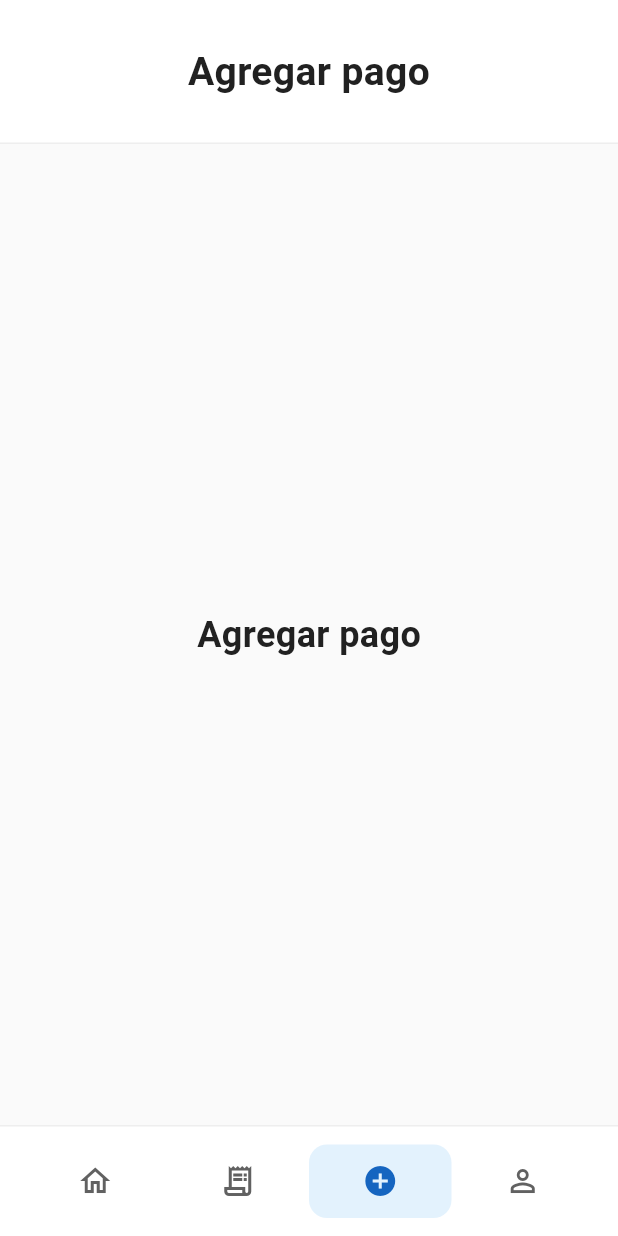
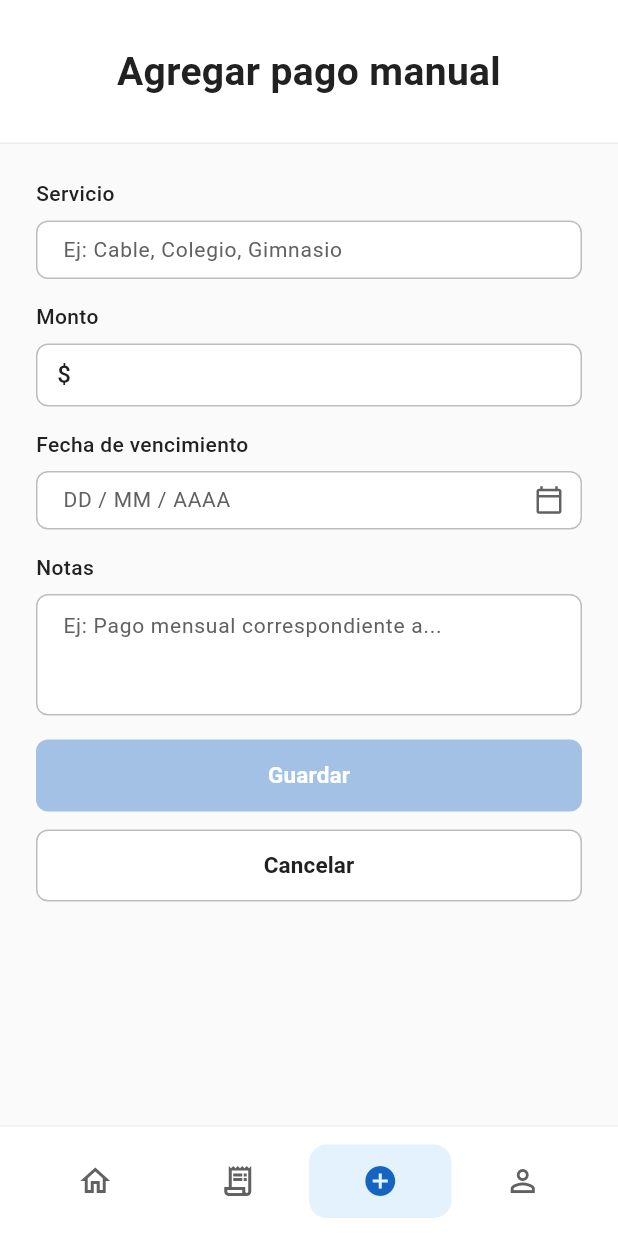
Before and after one commit to jcordobav/alerta-pagos-mobile, a Flutter app: the screen it shows after launch, item 3 of the bottom bar chosen, on a phone screen of 412 x 824 dp. Run offline on Flutter 3.47's test engine with Material 3 defaults, Android fonts, the phone set to English and light mode, and no system bars.

Commit message:
feat: pago manual

```diff
--- a/lib/main.dart
+++ b/lib/main.dart
@@ -1,4 +1,5 @@
 import 'package:flutter/material.dart';
+import 'package:flutter_localizations/flutter_localizations.dart';
 
 import 'screens/main_navigation_page.dart';
 import 'theme/app_colors.dart';
@@ -15,6 +16,9 @@ class AlertaPagosApp extends StatelessWidget {
     return MaterialApp(
       title: 'Alerta Pagos',
       debugShowCheckedModeBanner: false,
+      locale: const Locale('es', 'CO'),
+      supportedLocales: const [Locale('es', 'CO')],
+      localizationsDelegates: GlobalMaterialLocalizations.delegates,
       theme: ThemeData(
         useMaterial3: true,
         scaffoldBackgroundColor: AppColors.surface,
--- /dev/null
+++ b/lib/models/manual_payment.dart
@@ -0,0 +1,33 @@
+class ManualPayment {
+  const ManualPayment({
+    required this.serviceName,
+    required this.amount,
+    required this.dueDate,
+    this.notes,
+  });
+
+  final String serviceName;
+
+  /// Monto en pesos, sin decimales.
+  final int amount;
+  final DateTime dueDate;
+  final String? notes;
+
+  /// Monto con separador de miles, por ejemplo `$48.000`.
+  String get amountLabel {
+    final digits = amount.toString();
+    final buffer = StringBuffer(r'$');
+    for (var i = 0; i < digits.length; i++) {
+      if (i > 0 && (digits.length - i) % 3 == 0) buffer.write('.');
+      buffer.write(digits[i]);
+    }
+    return buffer.toString();
+  }
+}
+
+class SavedManualPayment {
+  const SavedManualPayment({required this.id, required this.payment});
+
+  final String id;
+  final ManualPayment payment;
+}
--- /dev/null
+++ b/lib/screens/add_payment/add_payment_page.dart
@@ -0,0 +1,433 @@
+import 'package:flutter/material.dart';
+import 'package:flutter/services.dart';
+
+import '../../models/manual_payment.dart';
+import '../../services/manual_payment_service.dart';
+import '../../theme/app_colors.dart';
+import '../../theme/app_text_styles.dart';
+import '../../widgets/app_header.dart';
+import 'manual_payment_input_formatters.dart';
+import 'manual_payment_validator.dart';
+
+enum _SaveStatus { idle, saving, error }
+
+class AddPaymentPage extends StatefulWidget {
+  const AddPaymentPage({
+    super.key,
+    required this.manualPaymentService,
+    required this.onCancel,
+    this.clock = DateTime.now,
+  });
+
+  final ManualPaymentService manualPaymentService;
+  final VoidCallback onCancel;
+
+  /// Fecha actual usada para validar el rango de vencimiento.
+  final DateTime Function() clock;
+
+  @override
+  State<AddPaymentPage> createState() => _AddPaymentPageState();
+}
+
+class _AddPaymentPageState extends State<AddPaymentPage> {
+  final _formKey = GlobalKey<FormState>();
+  final _dueDateFieldKey = GlobalKey<FormFieldState<String>>();
+  final _serviceController = TextEditingController();
+  final _amountController = TextEditingController();
+  final _dueDateController = TextEditingController();
+  final _notesController = TextEditingController();
+
+  _SaveStatus _status = _SaveStatus.idle;
+
+  List<TextEditingController> get _controllers => [
+    _serviceController,
+    _amountController,
+    _dueDateController,
+    _notesController,
+  ];
+
+  bool get _isSaving => _status == _SaveStatus.saving;
+
+  bool get _isFormValid =>
+      ManualPaymentValidator.validateService(_serviceController.text) == null &&
+      ManualPaymentValidator.validateAmount(_amountController.text) == null &&
+      _validateDueDate(_dueDateController.text) == null &&
+      ManualPaymentValidator.validateNotes(_notesController.text) == null;
+
+  @override
+  void initState() {
+    super.initState();
+    for (final controller in _controllers) {
+      controller.addListener(_onFormChanged);
+    }
+  }
+
+  @override
+  void dispose() {
+    for (final controller in _controllers) {
+      controller.dispose();
+    }
+    super.dispose();
+  }
+
+  void _onFormChanged() => setState(() {});
+
+  String? _validateDueDate(String? value) =>
+      ManualPaymentValidator.validateDueDate(value, today: widget.clock());
+
+  Future<void> _pickDueDate() async {
+    final now = widget.clock();
+    final firstDate = DateTime(now.year, now.month, now.day);
+    final lastDate = DateTime(
+      firstDate.year + ManualPaymentValidator.maxYearsAhead,
+      firstDate.month,
+      firstDate.day,
+    );
+    final selected = ManualPaymentValidator.parseDate(_dueDateController.text);
+    final initialDate =
+        selected == null ||
+            selected.isBefore(firstDate) ||
+            selected.isAfter(lastDate)
+        ? firstDate
+        : selected;
+
+    final picked = await showDatePicker(
+      context: context,
+      initialDate: initialDate,
+      firstDate: firstDate,
+      lastDate: lastDate,
+      currentDate: firstDate,
+      initialEntryMode: DatePickerEntryMode.calendarOnly,
+      helpText: 'Fecha de vencimiento',
+      cancelText: 'Cancelar',
+      confirmText: 'Aceptar',
+    );
+    if (picked == null || !mounted) return;
+
+    _dueDateController.text = ManualPaymentValidator.formatDate(picked);
+    _dueDateFieldKey.currentState?.validate();
+  }
+
+  Future<void> _save() async {
+    if (!_isFormValid || _isSaving) return;
+    FocusScope.of(context).unfocus();
+    setState(() => _status = _SaveStatus.saving);
+
+    final notes = _notesController.text.trim();
+    final payment = ManualPayment(
+      serviceName: _serviceController.text.trim(),
+      amount: ManualPaymentValidator.parseAmount(_amountController.text)!,
+      dueDate: ManualPaymentValidator.parseDate(_dueDateController.text)!,
+      notes: notes.isEmpty ? null : notes,
+    );
+
+    try {
+      final saved = await widget.manualPaymentService.savePayment(payment);
+      if (!mounted) return;
+      _formKey.currentState?.reset();
+      setState(() => _status = _SaveStatus.idle);
+      ScaffoldMessenger.of(context).showSnackBar(
+        SnackBar(
+          key: const ValueKey('add-payment-success'),
+          behavior: SnackBarBehavior.floating,
+          backgroundColor: AppColors.success,
+          content: Text(
+            'Pago guardado: ${saved.payment.serviceName} '
+            'por ${saved.payment.amountLabel}',
+          ),
+        ),
+      );
+    } on ManualPaymentException {
+      if (!mounted) return;
+      setState(() => _status = _SaveStatus.error);
+    }
+  }
+
+  void _cancel() {
+    _formKey.currentState?.reset();
+    setState(() => _status = _SaveStatus.idle);
+    FocusScope.of(context).unfocus();
+    widget.onCancel();
+  }
+
+  @override
+  Widget build(BuildContext context) {
+    return ColoredBox(
+      color: AppColors.surface,
+      child: Column(
+        children: [
+          const AppHeader(title: 'Agregar pago manual'),
+          Expanded(
+            child: SingleChildScrollView(
+              padding: const EdgeInsets.all(24),
+              child: Form(
+                key: _formKey,
+                child: Column(
+                  crossAxisAlignment: CrossAxisAlignment.stretch,
+                  children: [
+                    _LabeledField(
+                      label: 'Servicio',
+                      child: TextFormField(
+                        key: const ValueKey('add-payment-service'),
+                        controller: _serviceController,
+                        enabled: !_isSaving,
+                        textCapitalization: TextCapitalization.sentences,
+                        textInputAction: TextInputAction.next,
+                        autovalidateMode: AutovalidateMode.onUnfocus,
+                        inputFormatters: [
+                          LengthLimitingTextInputFormatter(
+                            ManualPaymentValidator.serviceMaxLength,
+                          ),
+                        ],
+                        validator: ManualPaymentValidator.validateService,
+                        style: AppTextStyles.infoValue,
+                        decoration: _inputDecoration(
+                          hint: 'Ej: Cable, Colegio, Gimnasio',
+                        ),
+                      ),
+                    ),
+                    const SizedBox(height: 16),
+                    _LabeledField(
+                      label: 'Monto',
+                      child: TextFormField(
+                        key: const ValueKey('add-payment-amount'),
+                        controller: _amountController,
+                        enabled: !_isSaving,
+                        keyboardType: TextInputType.number,
+                        textInputAction: TextInputAction.next,
+                        autovalidateMode: AutovalidateMode.onUnfocus,
+                        inputFormatters: const [
+                          AmountInputFormatter(
+                            maxDigits: ManualPaymentValidator.maxAmountDigits,
+                          ),
+                        ],
+                        validator: ManualPaymentValidator.validateAmount,
+                        style: AppTextStyles.currencyPrefix,
+                        decoration: _inputDecoration(
+                          prefix: const Padding(
+                            padding: EdgeInsets.only(left: 14, right: 8),
+                            child: Text(
+                              r'$',
+                              style: AppTextStyles.currencyPrefix,
+                            ),
+                          ),
+                        ),
+                      ),
+                    ),
+                    const SizedBox(height: 16),
+                    _LabeledField(
+                      label: 'Fecha de vencimiento',
+                      child: KeyedSubtree(
+                        key: const ValueKey('add-payment-due-date'),
+                        child: TextFormField(
+                          key: _dueDateFieldKey,
+                          controller: _dueDateController,
+                          enabled: !_isSaving,
+                          readOnly: true,
+                          showCursor: false,
+                          onTap: _pickDueDate,
+                          autovalidateMode: AutovalidateMode.onUnfocus,
+                          validator: _validateDueDate,
+                          style: AppTextStyles.infoValue,
+                          decoration: _inputDecoration(
+                            hint: 'DD / MM / AAAA',
+                            suffix: const Icon(
+                              Icons.calendar_today_outlined,
+                              size: 20,
+                              color: AppColors.textSecondary,
+                            ),
+                          ),
+                        ),
+                      ),
+                    ),
+                    const SizedBox(height: 16),
+                    _LabeledField(
+                      label: 'Notas',
+                      child: TextFormField(
+                        key: const ValueKey('add-payment-notes'),
+                        controller: _notesController,
+                        enabled: !_isSaving,
+                        minLines: 3,
+                        maxLines: 5,
+                        textCapitalization: TextCapitalization.sentences,
+                        autovalidateMode: AutovalidateMode.onUnfocus,
+                        inputFormatters: [
+                          LengthLimitingTextInputFormatter(
+                            ManualPaymentValidator.notesMaxLength,
+                          ),
+                        ],
+                        validator: ManualPaymentValidator.validateNotes,
+                        style: AppTextStyles.infoValue,
+                        decoration: _inputDecoration(
+                          hint: 'Ej: Pago mensual correspondiente a...',
+                          verticalPadding: 12,
+                        ),
+                      ),
+                    ),
+                    if (_status == _SaveStatus.error) ...[
+                      const SizedBox(height: 16),
+                      const _SaveErrorBanner(),
+                    ],
+                    const SizedBox(height: 16),
+                    _SaveButton(
+                      isSaving: _isSaving,
+                      onPressed: _isFormValid && !_isSaving ? _save : null,
+                    ),
+                    const SizedBox(height: 12),
+                    SizedBox(
+                      height: 48,
+                      child: OutlinedButton(
+                        key: const ValueKey('add-payment-cancel'),
+                        onPressed: _isSaving ? null : _cancel,
+                        style: OutlinedButton.styleFrom(
+                          foregroundColor: AppColors.textPrimary,
+                          backgroundColor: AppColors.card,
+                          side: const BorderSide(color: AppColors.outline),
+                          shape: RoundedRectangleBorder(
+                            borderRadius: BorderRadius.circular(8),
+                          ),
+                        ),
+                        child: const Text(
+                          'Cancelar',
+                          style: AppTextStyles.formButton,
+                        ),
+                      ),
+                    ),
+                  ],
+                ),
+              ),
+            ),
+          ),
+        ],
+      ),
+    );
+  }
+
+  InputDecoration _inputDecoration({
+    String? hint,
+    Widget? prefix,
+    Widget? suffix,
+    double verticalPadding = 10,
+  }) {
+    OutlineInputBorder border(Color color, {double width = 1}) =>
+        OutlineInputBorder(
+          borderRadius: BorderRadius.circular(8),
+          borderSide: BorderSide(color: color, width: width),
+        );
+
+    return InputDecoration(
+      hintText: hint,
+      hintStyle: AppTextStyles.formHint,
+      isDense: true,
+      filled: true,
+      fillColor: AppColors.card,
+      contentPadding: EdgeInsets.symmetric(
+        horizontal: 14,
+        vertical: verticalPadding,
+      ),
+      prefixIcon: prefix,
+      prefixIconConstraints: const BoxConstraints(),
+      suffixIcon: suffix,
+      suffixIconConstraints: const BoxConstraints(minWidth: 44),
+      errorMaxLines: 2,
+      errorStyle: AppTextStyles.caption.copyWith(color: AppColors.error),
+      border: border(AppColors.outline),
+      enabledBorder: border(AppColors.outline),
+      disabledBorder: border(AppColors.outlineSoft),
+      focusedBorder: border(AppColors.primary, width: 1.5),
+      errorBorder: border(AppColors.error),
+      focusedErrorBorder: border(AppColors.error, width: 1.5),
+    );
+  }
+}
+
+class _LabeledField extends StatelessWidget {
+  const _LabeledField({required this.label, required this.child});
+
+  final String label;
+  final Widget child;
+
+  @override
+  Widget build(BuildContext context) {
+    return Column(
+      crossAxisAlignment: CrossAxisAlignment.stretch,
+      children: [
+        ExcludeSemantics(child: Text(label, style: AppTextStyles.infoLabel)),
+        const SizedBox(height: 8),
+        Semantics(label: label, child: child),
+      ],
+    );
+  }
+}
+
+class _SaveButton extends StatelessWidget {
+  const _SaveButton({required this.isSaving, required this.onPressed});
+
+  final bool isSaving;
+  final VoidCallback? onPressed;
+
+  @override
+  Widget build(BuildContext context) {
+    return SizedBox(
+      height: 48,
+      child: FilledButton(
+        key: const ValueKey('add-payment-save'),
+        onPressed: onPressed,
+        style: FilledButton.styleFrom(
+          backgroundColor: AppColors.primary,
+          foregroundColor: Colors.white,
+          disabledBackgroundColor: isSaving
+              ? AppColors.primary
+              : AppColors.primary.withValues(alpha: 0.38),
+          disabledForegroundColor: Colors.white,
+          shape: RoundedRectangleBorder(borderRadius: BorderRadius.circular(8)),
+        ),
+        child: isSaving
+            ? const SizedBox(
+                key: ValueKey('add-payment-saving'),
+                width: 20,
+                height: 20,
+                child: CircularProgressIndicator(
+                  strokeWidth: 2,
+                  color: Colors.white,
+                  semanticsLabel: 'Guardando pago',
+                ),
+              )
+            : const Text('Guardar', style: AppTextStyles.formButton),
+      ),
+    );
+  }
+}
+
+class _SaveErrorBanner extends StatelessWidget {
+  const _SaveErrorBanner();
+
+  @override
+  Widget build(BuildContext context) {
+    return Semantics(
+      liveRegion: true,
+      child: Container(
+        key: const ValueKey('add-payment-error'),
+        padding: const EdgeInsets.all(12),
+        decoration: BoxDecoration(
+          color: const Color(0xFFFFEBEE),
+          borderRadius: BorderRadius.circular(8),
+        ),
+        child: Row(
+          children: [
+            const Icon(Icons.error_outline, color: AppColors.error, size: 20),
+            const SizedBox(width: 8),
+            Expanded(
+              child: Text(
+                'No pudimos guardar el pago. Inténtalo de nuevo.',
+                style: AppTextStyles.stateMessage.copyWith(
+                  color: AppColors.error,
+                ),
+              ),
+            ),
+          ],
+        ),
+      ),
+    );
+  }
+}
--- /dev/null
+++ b/lib/screens/add_payment/manual_payment_input_formatters.dart
@@ -0,0 +1,29 @@
+import 'package:flutter/services.dart';
+
+/// Solo dígitos, agrupados con punto de miles: `48000` → `48.000`.
+class AmountInputFormatter extends TextInputFormatter {
+  const AmountInputFormatter({required this.maxDigits});
+
+  final int maxDigits;
+
+  @override
+  TextEditingValue formatEditUpdate(
+    TextEditingValue oldValue,
+    TextEditingValue newValue,
+  ) {
+    var digits = newValue.text.replaceAll(RegExp(r'\D'), '');
+    digits = digits.replaceFirst(RegExp(r'^0+'), '');
+    if (digits.length > maxDigits) return oldValue;
+
+    final buffer = StringBuffer();
+    for (var i = 0; i < digits.length; i++) {
+      if (i > 0 && (digits.length - i) % 3 == 0) buffer.write('.');
+      buffer.write(digits[i]);
+    }
+    final text = buffer.toString();
+    return TextEditingValue(
+      text: text,
+      selection: TextSelection.collapsed(offset: text.length),
+    );
+  }
+}
--- /dev/null
+++ b/lib/screens/add_payment/manual_payment_validator.dart
@@ -0,0 +1,82 @@
+abstract final class ManualPaymentValidator {
+  static const int serviceMinLength = 2;
+  static const int serviceMaxLength = 40;
+  static const int minAmount = 1000;
+  static const int maxAmount = 50000000;
+  static const int maxAmountDigits = 8;
+  static const int notesMaxLength = 200;
+  static const int maxYearsAhead = 2;
+
+  static final RegExp _datePattern = RegExp(r'^(\d{2}) / (\d{2}) / (\d{4})$');
+
+  static String? validateService(String? value) {
+    final text = value?.trim() ?? '';
+    if (text.isEmpty) return 'Ingresa el nombre del servicio';
+    if (text.length < serviceMinLength) {
+      return 'Debe tener al menos $serviceMinLength caracteres';
+    }
+    if (text.length > serviceMaxLength) {
+      return 'Máximo $serviceMaxLength caracteres';
+    }
+    return null;
+  }
+
+  static String? validateAmount(String? value) {
+    final text = value?.trim() ?? '';
+    if (text.isEmpty) return 'Ingresa el monto';
+    final amount = parseAmount(text);
+    if (amount == null) return 'Ingresa solo números';
+    if (amount < minAmount) return r'El monto mínimo es $1.000';
+    if (amount > maxAmount) return r'El monto máximo es $50.000.000';
+    return null;
+  }
+
+  static String? validateDueDate(String? value, {required DateTime today}) {
+    final text = value?.trim() ?? '';
+    if (text.isEmpty) return 'Ingresa la fecha de vencimiento';
+    if (!_datePattern.hasMatch(text)) return 'Usa el formato DD / MM / AAAA';
+    final date = parseDate(text);
+    if (date == null) return 'Ingresa una fecha válida';
+
+    final start = DateTime(today.year, today.month, today.day);
+    if (date.isBefore(start)) return 'La fecha no puede ser anterior a hoy';
+    final limit = DateTime(start.year + maxYearsAhead, start.month, start.day);
+    if (date.isAfter(limit)) {
+      return 'La fecha no puede superar $maxYearsAhead años';
+    }
+    return null;
+  }
+
+  static String? validateNotes(String? value) {
+    if ((value?.length ?? 0) > notesMaxLength) {
+      return 'Máximo $notesMaxLength caracteres';
+    }
+    return null;
+  }
+
+  /// Convierte `48.000` o `48000` en `48000`.
+  static int? parseAmount(String value) {
+    final digits = value.replaceAll('.', '');
+    if (digits.isEmpty || !RegExp(r'^\d+$').hasMatch(digits)) return null;
+    return int.tryParse(digits);
+  }
+
+  /// Convierte una fecha en `DD / MM / AAAA`.
+  static String formatDate(DateTime date) {
+    String twoDigits(int value) => value.toString().padLeft(2, '0');
+    return '${twoDigits(date.day)} / ${twoDigits(date.month)} / ${date.year}';
+  }
+
+  /// Convierte `DD / MM / AAAA` en una fecha real; `null` si no existe.
+  static DateTime? parseDate(String value) {
+    final match = _datePattern.firstMatch(value.trim());
+    if (match == null) return null;
+    final day = int.parse(match.group(1)!);
+    final month = int.parse(match.group(2)!);
+    final year = int.parse(match.group(3)!);
+    final date = DateTime(year, month, day);
+    final isRealDate =
+        date.year == year && date.month == month && date.day == day;
+    return isRealDate ? date : null;
+  }
+}
--- a/lib/screens/main_navigation_page.dart
+++ b/lib/screens/main_navigation_page.dart
@@ -2,9 +2,12 @@ import 'package:flutter/material.dart';
 
 import '../data/demo_bills.dart';
 import '../services/alarm_timer_controller.dart';
+import '../services/manual_payment_service.dart';
+import '../services/mock_manual_payment_service.dart';
 import '../services/mock_payment_history_service.dart';
 import '../services/payment_history_service.dart';
 import '../widgets/app_bottom_navigation.dart';
+import 'add_payment/add_payment_page.dart';
 import 'alarm/alarm_page.dart';
 import 'history/history_page.dart';
 import 'home/home_page.dart';
@@ -15,10 +18,12 @@ class MainNavigationPage extends StatefulWidget {
     super.key,
     this.alarmSeconds = 60,
     this.paymentHistoryService = const MockPaymentHistoryService(),
+    this.manualPaymentService = const MockManualPaymentService(),
   });
 
   final int alarmSeconds;
   final PaymentHistoryService paymentHistoryService;
+  final ManualPaymentService manualPaymentService;
 
   @override
   State<MainNavigationPage> createState() => _MainNavigationPageState();
@@ -76,7 +81,10 @@ class _MainNavigationPageState extends State<MainNavigationPage> {
         paymentHistoryService: widget.paymentHistoryService,
         isActive: _selectedIndex == 1,
       ),
-      const PlaceholderPage(title: 'Agregar pago'),
+      AddPaymentPage(
+        manualPaymentService: widget.manualPaymentService,
+        onCancel: () => setState(() => _selectedIndex = 0),
+      ),
       const PlaceholderPage(title: 'Perfil'),
     ];
 
--- /dev/null
+++ b/lib/services/manual_payment_service.dart
@@ -0,0 +1,14 @@
+import '../models/manual_payment.dart';
+
+abstract interface class ManualPaymentService {
+  Future<SavedManualPayment> savePayment(ManualPayment payment);
+}
+
+class ManualPaymentException implements Exception {
+  const ManualPaymentException(this.message);
+
+  final String message;
+
+  @override
+  String toString() => 'ManualPaymentException: $message';
+}
--- /dev/null
+++ b/lib/services/mock_manual_payment_service.dart
@@ -0,0 +1,28 @@
+import '../models/manual_payment.dart';
+import 'manual_payment_service.dart';
+
+enum ManualPaymentScenario { success, error }
+
+class MockManualPaymentService implements ManualPaymentService {
+  const MockManualPaymentService({
+    this.scenario = ManualPaymentScenario.success,
+    this.latency = const Duration(milliseconds: 800),
+  });
+
+  final ManualPaymentScenario scenario;
+  final Duration latency;
+
+  @override
+  Future<SavedManualPayment> savePayment(ManualPayment payment) async {
+    await Future<void>.delayed(latency);
+
+    if (scenario == ManualPaymentScenario.error) {
+      throw const ManualPaymentException('No fue posible registrar el pago.');
+    }
+
+    return SavedManualPayment(
+      id: 'manual-${DateTime.now().microsecondsSinceEpoch}',
+      payment: payment,
+    );
+  }
+}
--- a/lib/theme/app_text_styles.dart
+++ b/lib/theme/app_text_styles.dart
@@ -91,6 +91,22 @@ abstract final class AppTextStyles {
     fontSize: 14,
     height: 20 / 14,
   );
+  static const TextStyle formHint = TextStyle(
+    color: AppColors.textSecondary,
+    fontSize: 14,
+    height: 19 / 14,
+  );
+  static const TextStyle currencyPrefix = TextStyle(
+    color: AppColors.textPrimary,
+    fontSize: 16,
+    height: 22 / 16,
+    fontWeight: FontWeight.w500,
+  );
+  static const TextStyle formButton = TextStyle(
+    fontSize: 15,
+    height: 20 / 15,
+    fontWeight: FontWeight.w600,
+  );
   static const TextStyle alarmTitle = TextStyle(
     color: AppColors.textPrimary,
     fontSize: 36,
--- a/pubspec.yaml
+++ b/pubspec.yaml
@@ -29,6 +29,8 @@ environment:
 # versions available, run `flutter pub outdated`.
 dependencies:
   flutter:
+    sdk: flutter
+  flutter_localizations:
     sdk: flutter
 
   # The following adds the Cupertino Icons font to your application.
```
Also changed, not shown: lib/data/demo_manual_payments.dart (added, +51 -0 lines), pubspec.lock, 2 other files.
